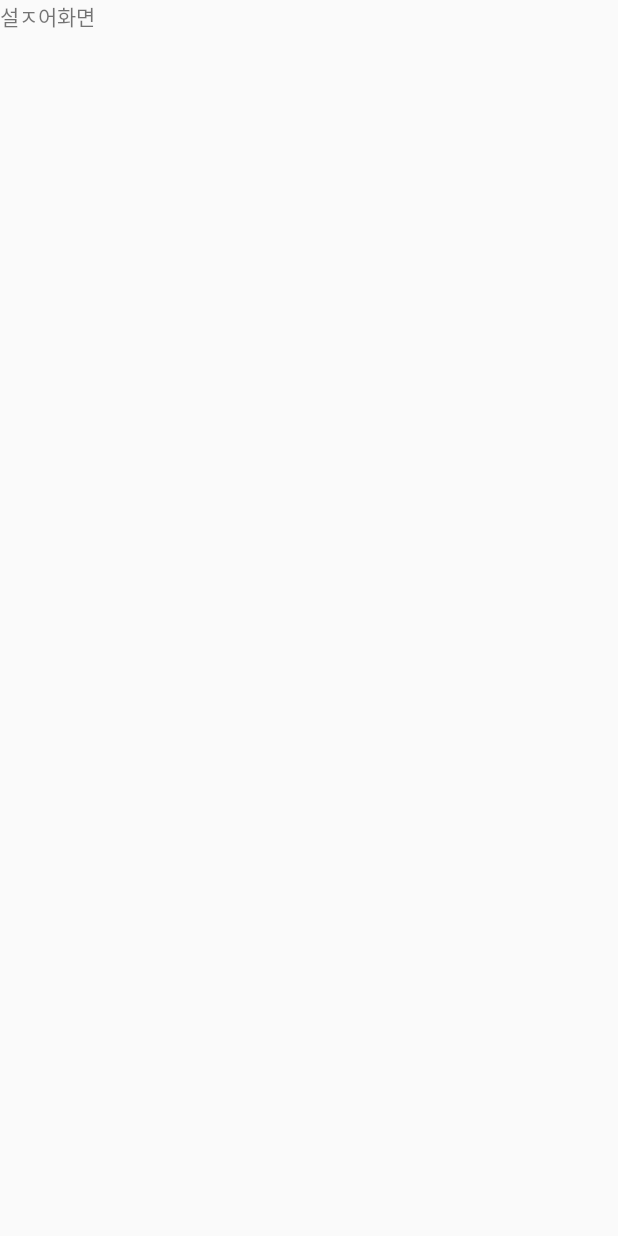
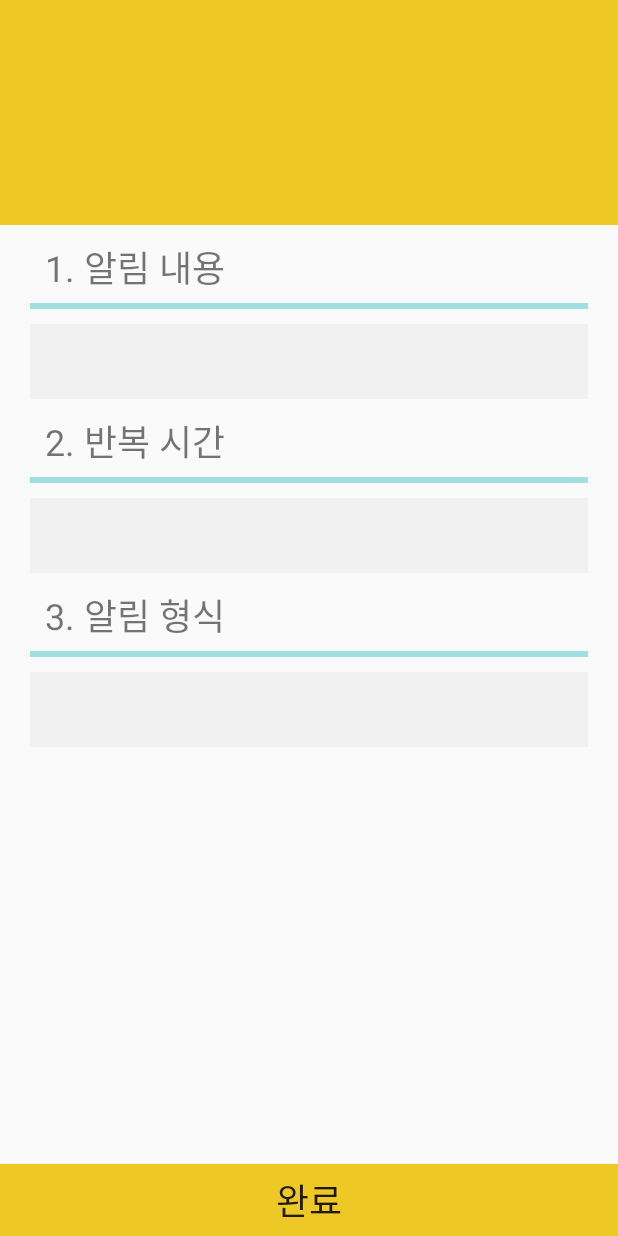
Before and after one commit to minWachya/BlinkingNotification, an Android app: the SetAlarmActivity screen opened directly, with no data from a screen before it, on a phone screen of 412 x 824 dp. Before the commit the screen is almost empty. Run offline under Robolectric (Android 15) with nearby library versions, the phone set to English and light mode, and no system bars.

Commit message:
알림 설정 화면 xml 꾸미기

```diff
--- a/app/src/main/res/layout/activity_main.xml
+++ b/app/src/main/res/layout/activity_main.xml
@@ -8,18 +8,29 @@
 
     <androidx.appcompat.widget.Toolbar
         android:id="@+id/toolBar"
+        android:layout_width="match_parent"
+        android:layout_height="wrap_content"
         android:background="@color/green"
-        android:layout_height="wrap_content"
-        android:layout_width="match_parent"
+        tools:layout_editor_absoluteX="0dp"
+        tools:layout_editor_absoluteY="0dp"
         tools:ignore="MissingConstraints" />
 
+    <androidx.recyclerview.widget.RecyclerView
+        android:id="@+id/recyclerView"
+        android:layout_width="match_parent"
+        android:layout_height="0dp"
+        app:layout_constraintBottom_toBottomOf="parent"
+        app:layout_constraintTop_toBottomOf="@+id/toolBar"/>
+
     <TextView
+        android:id="@+id/infoText"
         android:layout_width="wrap_content"
         android:layout_height="wrap_content"
-        android:text="Hello World!"
+        android:gravity="center"
+        android:text="알림이 없습니다.\n+버튼을 눌러 알림을 추가해주세요."
         app:layout_constraintBottom_toBottomOf="parent"
-        app:layout_constraintLeft_toLeftOf="parent"
-        app:layout_constraintRight_toRightOf="parent"
+        app:layout_constraintEnd_toEndOf="@+id/recyclerView"
+        app:layout_constraintStart_toStartOf="@+id/recyclerView"
         app:layout_constraintTop_toTopOf="parent" />
 
     <com.google.android.material.floatingactionbutton.FloatingActionButton
@@ -31,7 +42,6 @@
         app:layout_constraintBottom_toBottomOf="parent"
         app:layout_constraintEnd_toEndOf="parent"
         android:layout_margin="20dp"
-        tools:ignore="MissingConstraints"
         android:contentDescription="알림 추가하기 버튼" />
 
 </androidx.constraintlayout.widget.ConstraintLayout>
--- a/app/src/main/res/layout/activity_set_alram.xml
+++ b/app/src/main/res/layout/activity_set_alram.xml
@@ -6,11 +6,119 @@
     android:layout_height="match_parent"
     tools:context=".SetAlarmActivity">
 
+    <LinearLayout
+        android:id="@+id/temp"
+        android:layout_width="match_parent"
+        android:layout_height="150dp"
+        android:background="@color/yellow"
+        app:layout_constraintEnd_toEndOf="parent"
+        app:layout_constraintStart_toStartOf="parent"
+        android:orientation="horizontal"
+        tools:ignore="MissingConstraints" />
+
     <TextView
+        android:id="@+id/textView1"
         android:layout_width="wrap_content"
         android:layout_height="wrap_content"
-        android:text="설ㅈ어화면"
+        android:padding="10dp"
+        android:layout_marginStart="20dp"
+        android:text="1. 알림 내용"
+        android:textSize="24sp"
         app:layout_constraintStart_toStartOf="parent"
-        app:layout_constraintTop_toTopOf="parent" />
+        app:layout_constraintTop_toBottomOf="@+id/temp" />
+    <View
+        android:id="@+id/view1"
+        android:layout_width="match_parent"
+        android:layout_height="4dp"
+        android:layout_marginStart="20dp"
+        android:layout_marginEnd="20dp"
+        android:background="@color/sky_blue"
+        app:layout_constraintBottom_toBottomOf="@+id/textView1" />
+    <EditText
+        android:id="@+id/edit1"
+        android:layout_width="match_parent"
+        android:layout_height="50dp"
+        android:layout_marginTop="10dp"
+        android:layout_marginStart="20dp"
+        android:layout_marginEnd="20dp"
+        android:background="@color/gray"
+        app:layout_constraintStart_toStartOf="parent"
+        app:layout_constraintTop_toBottomOf="@+id/view1" />
+
+    <TextView
+        android:id="@+id/textView2"
+        android:layout_width="wrap_content"
+        android:layout_height="wrap_content"
+        android:padding="10dp"
+        android:layout_marginStart="20dp"
+        android:text="2. 반복 시간"
+        android:textSize="24sp"
+        app:layout_constraintStart_toStartOf="parent"
+        app:layout_constraintTop_toBottomOf="@+id/edit1"
+        tools:ignore="MissingConstraints" />
+    <View
+        android:id="@+id/view2"
+        android:layout_width="match_parent"
+        android:layout_height="4dp"
+        android:layout_marginStart="20dp"
+        android:layout_marginEnd="20dp"
+        android:background="@color/sky_blue"
+        app:layout_constraintBottom_toBottomOf="@+id/textView2"
+        tools:layout_editor_absoluteX="20dp" />
+    <Spinner
+        android:id="@+id/spinnerSelectTime"
+        android:layout_width="match_parent"
+        android:layout_height="50dp"
+        android:background="@color/gray"
+        android:spinnerMode="dropdown"
+        android:layout_marginTop="10dp"
+        android:layout_marginStart="20dp"
+        android:layout_marginEnd="20dp"
+        app:layout_constraintTop_toBottomOf="@+id/view2" />
+
+    <TextView
+        android:id="@+id/textView3"
+        android:layout_width="wrap_content"
+        android:layout_height="wrap_content"
+        android:padding="10dp"
+        android:layout_marginStart="20dp"
+        android:text="3. 알림 형식"
+        android:textSize="24sp"
+        app:layout_constraintStart_toStartOf="parent"
+        app:layout_constraintTop_toBottomOf="@+id/spinnerSelectTime"
+        tools:ignore="MissingConstraints" />
+    <View
+        android:id="@+id/view3"
+        android:layout_width="match_parent"
+        android:layout_height="4dp"
+        android:layout_marginStart="20dp"
+        android:layout_marginEnd="20dp"
+        android:background="@color/sky_blue"
+        app:layout_constraintBottom_toBottomOf="@+id/textView3"
+        tools:layout_editor_absoluteX="20dp" />
+    <Spinner
+        android:id="@+id/spinnerSelectMode"
+        android:layout_width="match_parent"
+        android:layout_height="50dp"
+        android:background="@color/gray"
+        android:spinnerMode="dropdown"
+        android:layout_marginTop="10dp"
+        android:layout_marginStart="20dp"
+        android:layout_marginEnd="20dp"
+        app:layout_constraintTop_toBottomOf="@+id/view3" />
+
+
+
+
+    <Button
+        android:id="@+id/btnOK"
+        android:layout_width="match_parent"
+        android:layout_height="wrap_content"
+        android:background="@color/yellow"
+        android:text="완료"
+        android:textSize="24sp"
+        app:layout_constraintBottom_toBottomOf="parent"
+        app:layout_constraintEnd_toEndOf="parent"
+        app:layout_constraintStart_toStartOf="parent" />
 
 </androidx.constraintlayout.widget.ConstraintLayout>
--- a/app/src/main/res/values/colors.xml
+++ b/app/src/main/res/values/colors.xml
@@ -12,4 +12,5 @@
     <color name="green">#6a961f</color>
     <color name="sky_blue">#a0dfdf</color>
     <color name="yellow">#eec824</color>
+    <color name="gray">#f1f1f1</color>
 </resources>
```
